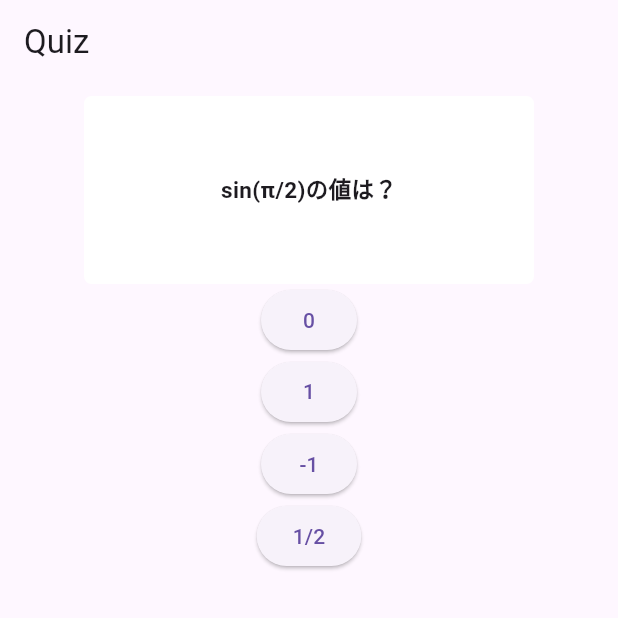
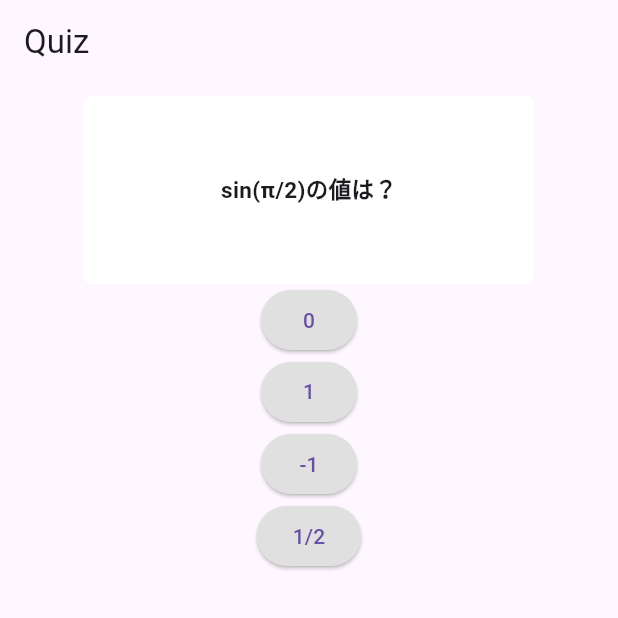
Before and after one commit to yu-lu-daydelight/tutorial_of_quiz_app, a Flutter app: the QuizPage screen opened directly, after a tap on "東京", after a tap on "次へ", on a phone screen of 412 x 824 dp, the top half of it. Run offline on Flutter 3.47's test engine with Material 3 defaults, Android fonts, the phone set to English and light mode, and no system bars; missing offline and left inert: dart:ffi.

Commit message:
button press issues have been fixed

```diff
--- a/lib/quiz/quiz_page.dart
+++ b/lib/quiz/quiz_page.dart
@@ -6,10 +6,6 @@ import 'package:flutter/services.dart';
 import 'package:tutorial_of_quzie_app/quiz/quiz.dart';
 import 'package:tutorial_of_quzie_app/quiz/quiz_data.dart';
 import '../result/result_page.dart';
-
-var quizzes = Quizzes;
-var correctCount = 0;
-var currentIndex = 0;
 
 class QuizPage extends StatefulWidget {
   //final int currentIndex;
@@ -23,19 +19,32 @@ class _QuizPageState extends State<QuizPage> {
   //_QuizPageState({required this.index}):super(currentIndex: index)
 
   //int get index => widget.currentIndex;
-
+  var quizzes = Quizzes;
+  var correctCount = 0;
+  var currentIndex = 0;
   Quiz get quiz => quizzes[currentIndex];
   bool showResult = false;
   String? selectChoice;
 
   Widget _choiceButton({required String choice}) {
     return ElevatedButton(
-      onPressed: () {
-        setState(() {
-          selectChoice = choice;
-          showResult = true;
-        });
-      },
+      onPressed: showResult
+          ? null
+          : () {
+              selectChoice = choice;
+              setState(() {
+                if (selectChoice == quiz.correctChoice) {
+                  correctCount += 1;
+                }
+                showResult = true;
+                //selectChoice = null;
+              });
+            },
+      style: ElevatedButton.styleFrom(
+        backgroundColor: (selectChoice == choice)
+            ? Colors.red.shade400
+            : Colors.grey.shade300,
+      ),
       child: Text(choice),
     );
   }
@@ -51,18 +60,15 @@ class _QuizPageState extends State<QuizPage> {
 
   void _nextQuestion() {
     if (currentIndex < quizzes.length - 1) {
-      if (selectChoice == quiz.correctChoice) {
-        correctCount += 1;
-      }
       setState(() {
         currentIndex += 1;
         selectChoice = null;
         showResult = false;
       });
     } else if (currentIndex == quizzes.length - 1) {
-      if (selectChoice == quiz.correctChoice) {
-        correctCount += 1;
-      }
+      //if (selectChoice == quiz.correctChoice) {
+      //correctCount += 1;
+      //}
       Navigator.pushReplacement(
         context,
         MaterialPageRoute(
--- a/lib/result/result_page.dart
+++ b/lib/result/result_page.dart
@@ -19,10 +19,7 @@ class ResultPage extends StatelessWidget {
               SizedBox(
                 width: 300,
                 height: 50,
-                child: ElevatedButton(
-                  onPressed: () {},
-                  child: Text(textToShow),
-                ),
+                child: Center(child: Text("正解数：$textToShow問")),
               ),
               const SizedBox(height: 40),
               SizedBox(
```
Also changed, not shown: lib/quiz/quiz_data.dart (+14 -14 lines).
